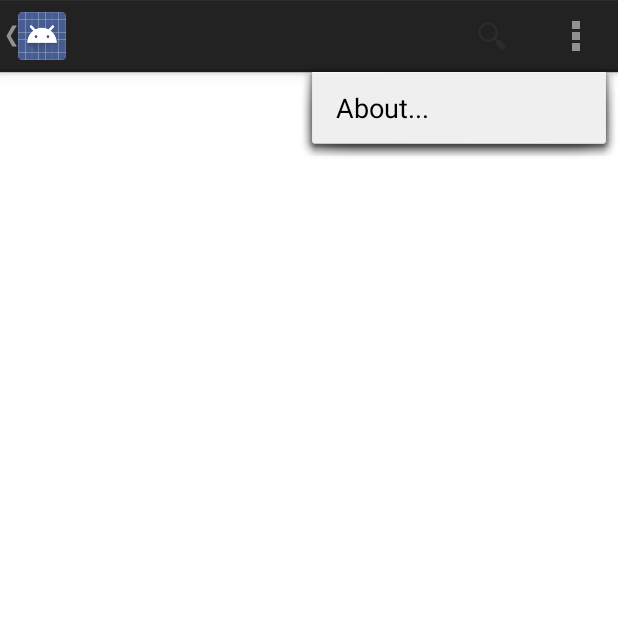
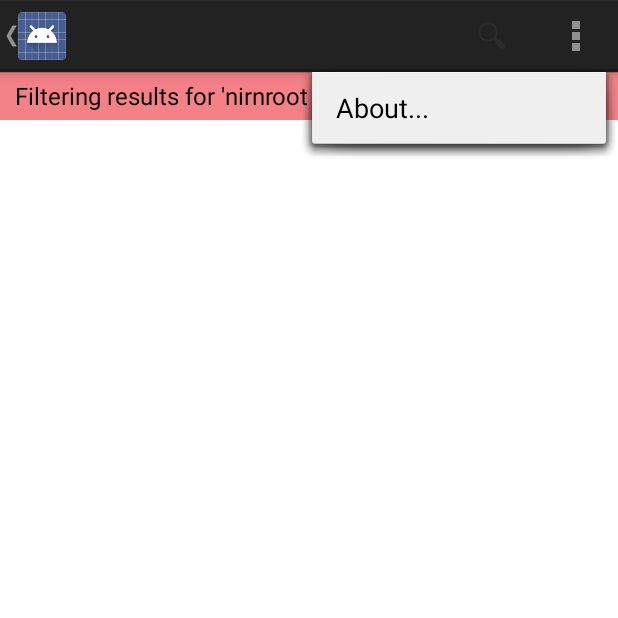
Before and after one commit to lcneves/cookme, an Android app: the SearchSimple screen opened directly, with no data from a screen before it, with the options menu open, on a phone screen of 412 x 824 dp, the top half of it. Run offline under Robolectric (Android 15) with nearby library versions, the light colour scheme and no system bars; 4 statements that could not run were skipped.

Commit message:
WIP: Label for filter results.

```diff
--- a/app/src/main/res/layout/activity_search_simple.xml
+++ b/app/src/main/res/layout/activity_search_simple.xml
@@ -4,6 +4,31 @@
     android:layout_height="fill_parent"
     android:background="#ffffff"
     android:orientation="vertical">
+    <LinearLayout
+        android:id="@+id/filter_layout"
+        android:layout_width="match_parent"
+        android:layout_height="wrap_content"
+        android:paddingLeft="10dp"
+        android:paddingRight="5dp"
+        android:background="#7fe6020e"
+        android:orientation="horizontal">
+        <TextView
+            android:id="@+id/filter_text"
+            android:layout_width="wrap_content"
+            android:layout_height="wrap_content"
+            android:layout_gravity="center_vertical"
+            style="@android:style/TextAppearance.Holo.Widget.TextView"
+            android:text="Filtering results for 'nirnroot cake'"/>
+        <TextView
+            android:layout_width="0dp"
+            android:layout_height="0dp"
+            android:layout_weight="1"/>
+        <ImageView
+            android:layout_width="wrap_content"
+            android:layout_height="wrap_content"
+            android:layout_gravity="center_vertical"
+            android:src="@drawable/ic_action_cancel"/>
+        </LinearLayout>
     <!-- Main ListView
          Always give id value as list(@android:id/list)
     -->
```
Also changed, not shown: app/src/main/res/drawable-hdpi/ic_action_cancel.png (added), app/src/main/res/drawable-mdpi/ic_action_cancel.png (added), app/src/main/res/drawable-xhdpi/ic_action_cancel.png (added), app/src/main/res/drawable-xxhdpi/ic_action_cancel.png (added), 1 other file.
